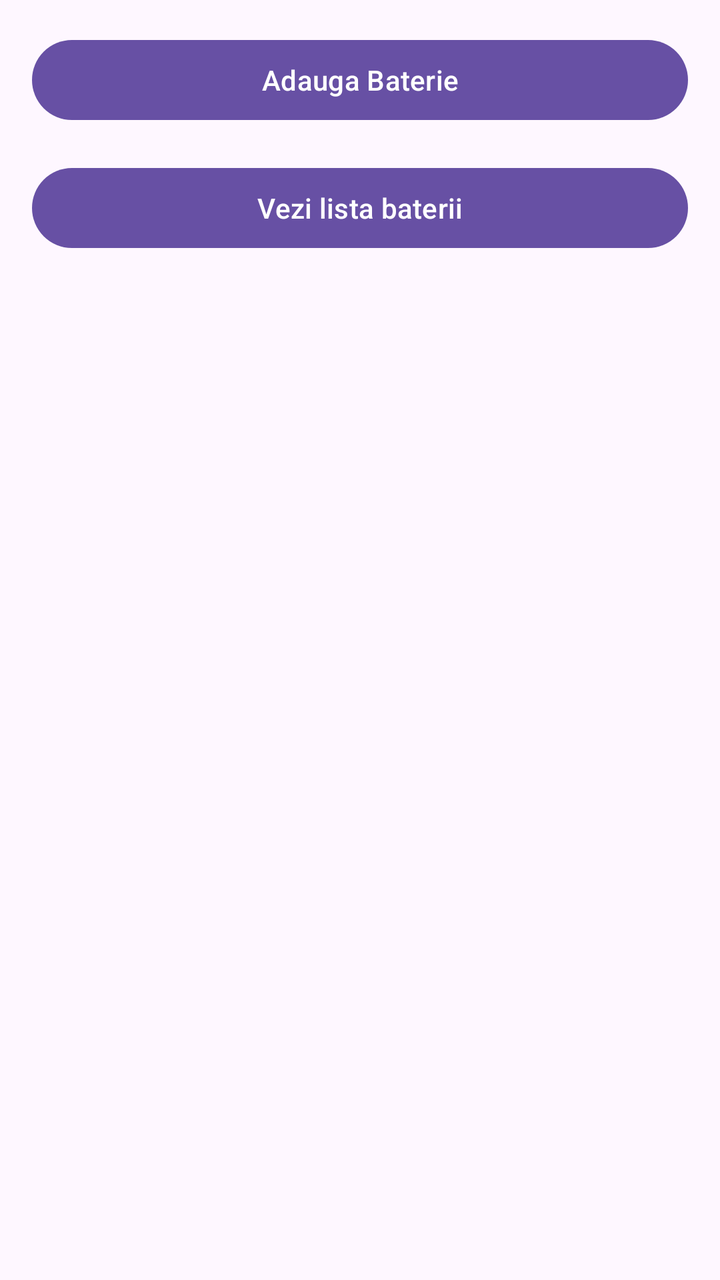
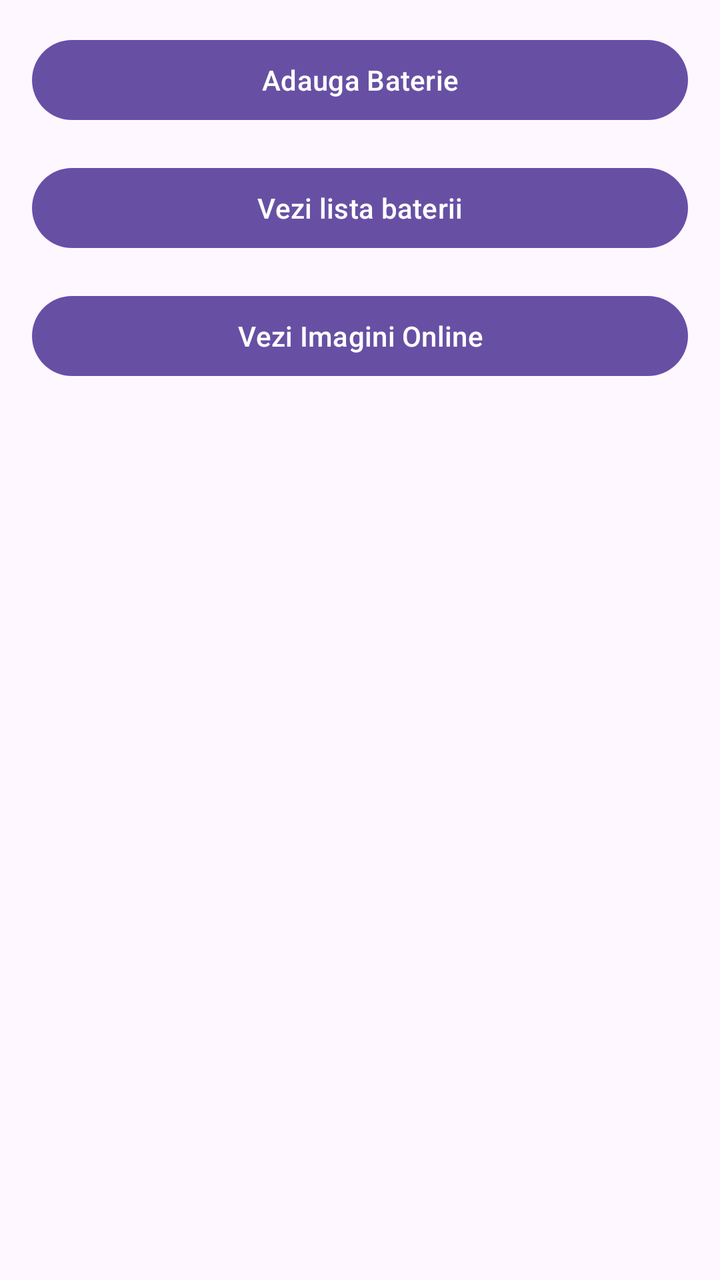

The first picture is an Android layout as it rendered before a commit; the second is the same layout after the commit. The layout source and the unified diff follow.
<!-- AndroidManifest.xml: application theme Theme.Activitate_seminar4 -->
<!-- res/layout/activity_main.xml -->
<?xml version="1.0" encoding="utf-8"?>
<LinearLayout xmlns:android="http://schemas.android.com/apk/res/android"
    xmlns:app="http://schemas.android.com/apk/res-auto"
    xmlns:tools="http://schemas.android.com/tools"
    android:orientation="vertical"
    android:id="@+id/main"
    android:layout_width="match_parent"
    android:layout_height="match_parent"
    android:padding="16dp"
    tools:context=".MainActivity">

    <Button
        android:layout_width="match_parent"
        android:layout_height="wrap_content"
        android:text = "@string/adauga_baterie"
        android:onClick="AdaugaBaterie"
        />

    <Button
        android:id="@+id/btnVeziLista"
        android:layout_width="match_parent"
        android:layout_height="wrap_content"
        android:text="Vezi lista baterii"
        android:layout_marginTop="16dp"/>

</LinearLayout>
<!-- resources referenced by this layout -->
<resources>
  <string name="adauga_baterie">Adauga Baterie</string>
  <style name="Theme.Activitate_seminar4" parent="Base.Theme.Activitate_seminar4" />
  <style name="Base.Theme.Activitate_seminar4" parent="Theme.Material3.DayNight.NoActionBar">
          
          
      </style>
</resources>

<!-- the commit's change to res/layout/activity_main.xml (unified diff, before → after) -->
@@ -23,4 +23,14 @@
         android:text="Vezi lista baterii"
         android:layout_marginTop="16dp"/>
 
+    <Button
+        android:id="@+id/btnDeschideImagini"
+        android:layout_width="match_parent"
+        android:layout_height="wrap_content"
+        android:text="Vezi Imagini Online"
+        android:layout_marginTop="16dp"/>
+
+
+
+
 </LinearLayout>
